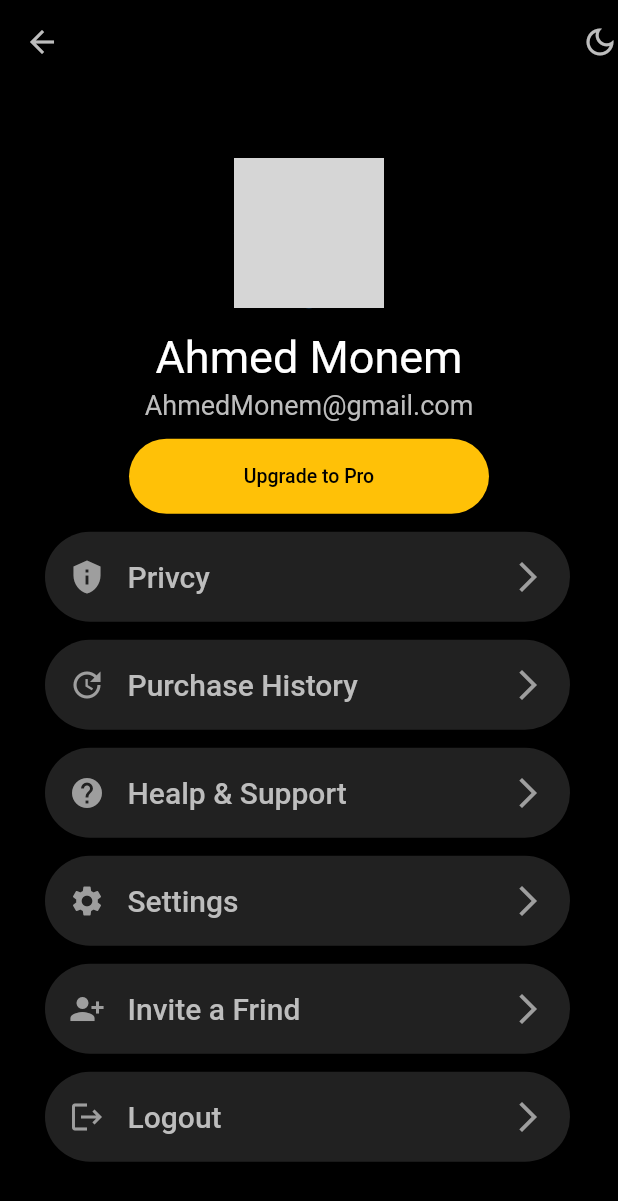
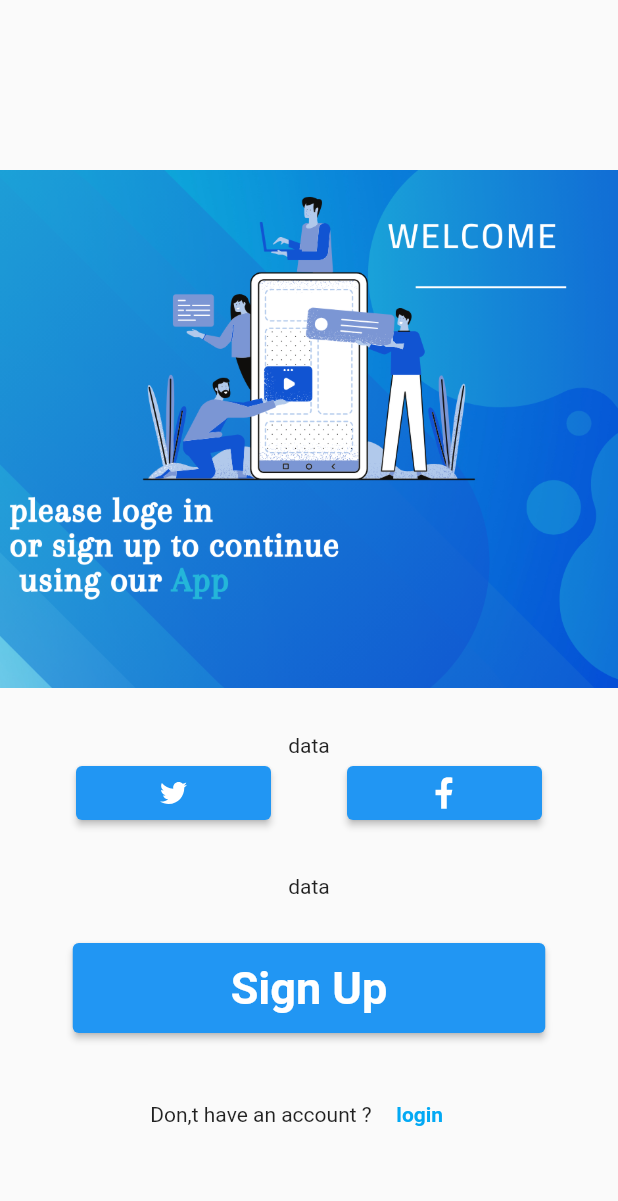
Before and after one commit to Ahmedshupra/profile-screen, a Flutter app: the screen it shows after launch, on a phone screen of 412 x 824 dp. Shown: the top 1201 px of the screen. Run offline on Flutter 3.47's test engine with Material 2 defaults, Android fonts, the phone set to English and light mode, and no system bars; our stand-ins replace icons_plus; grey boxes are pictures that could not be loaded.

Commit message:
add Welcome screen

```diff
--- a/lib/main.dart
+++ b/lib/main.dart
@@ -1,11 +1,12 @@
 import 'package:flutter/material.dart';
 import 'package:flutter2/profile_screen.dart';
+import 'package:flutter2/welcome_screen.dart';
 
 void main() {
   runApp(
     MaterialApp(
       debugShowCheckedModeBanner: false,
-      home: ProfileScreen(),
+      home: WelcomeScreen(),
     )
   );
 }
--- a/lib/profile_screen.dart
+++ b/lib/profile_screen.dart
@@ -6,7 +6,7 @@ class ProfileScreen extends StatelessWidget {
 
   @override
   Widget build(BuildContext context) {
-    return Scaffold(
+      return Scaffold(
       appBar: AppBar(
         backgroundColor: Colors.black,
         elevation: 0,
--- /dev/null
+++ b/lib/welcome_screen.dart
@@ -0,0 +1,82 @@
+import 'package:flutter/material.dart';
+import 'package:icons_plus/icons_plus.dart';
+
+class WelcomeScreen extends StatelessWidget {
+  const WelcomeScreen({super.key});
+
+  @override
+  Widget build(BuildContext context) {
+    return Scaffold(
+      appBar: AppBar(
+        elevation: 0,
+        backgroundColor: Colors.transparent,
+      ),
+        body: Center(
+          child: SingleChildScrollView(
+            child: Column(
+              children: [
+                Image.asset('assets/images/welcome.png',
+                 fit: BoxFit.contain,
+
+                ),
+                SizedBox(height: 30,),
+                Text('data'),
+                Row(
+                  mainAxisAlignment: MainAxisAlignment.spaceEvenly,
+                  children: [
+                    SizedBox(
+                      width: 130,
+                      child: ElevatedButton(onPressed:(){}, child:
+                      Icon(LineAwesome.twitter),
+                      ),
+                    ),
+                    SizedBox(
+                      width: 130,
+                      child: ElevatedButton(onPressed:(){}, child:
+                      Icon(LineAwesome.facebook_f),
+                      ),
+                    ),
+                  ],
+
+                ),
+                SizedBox(height: 30,),
+                Text('data'),
+                SizedBox(height: 30,),
+                Container(
+                  width:315,
+                  height: 60,
+                  child: ElevatedButton(onPressed:(){}, child:
+                 Text('Sign Up',
+                 style: TextStyle(
+                   fontSize: 30,
+                       fontWeight: FontWeight.bold
+                 ),
+                 ),
+                    style: ButtonStyle(
+                      alignment: FractionalOffset.center
+                    ),
+                  ),
+                ),
+                SizedBox(height: 30,),
+                Row(
+                  crossAxisAlignment: CrossAxisAlignment.center,
+                    mainAxisAlignment: MainAxisAlignment.center,
+                  children: [
+                    Text('Don,t have an account ?'),
+                    TextButton(onPressed: (){}, child: Text('login',
+                    style: TextStyle(
+                      fontWeight: FontWeight.bold,
+                      color: Colors.lightBlue
+                    ),
+                    ))
+                  ],
+                ),
+
+              ],
+
+            ),
+          ),
+        ),
+    );
+  }
+}
```
Also changed, not shown: assets/images/welcome.png (added).
